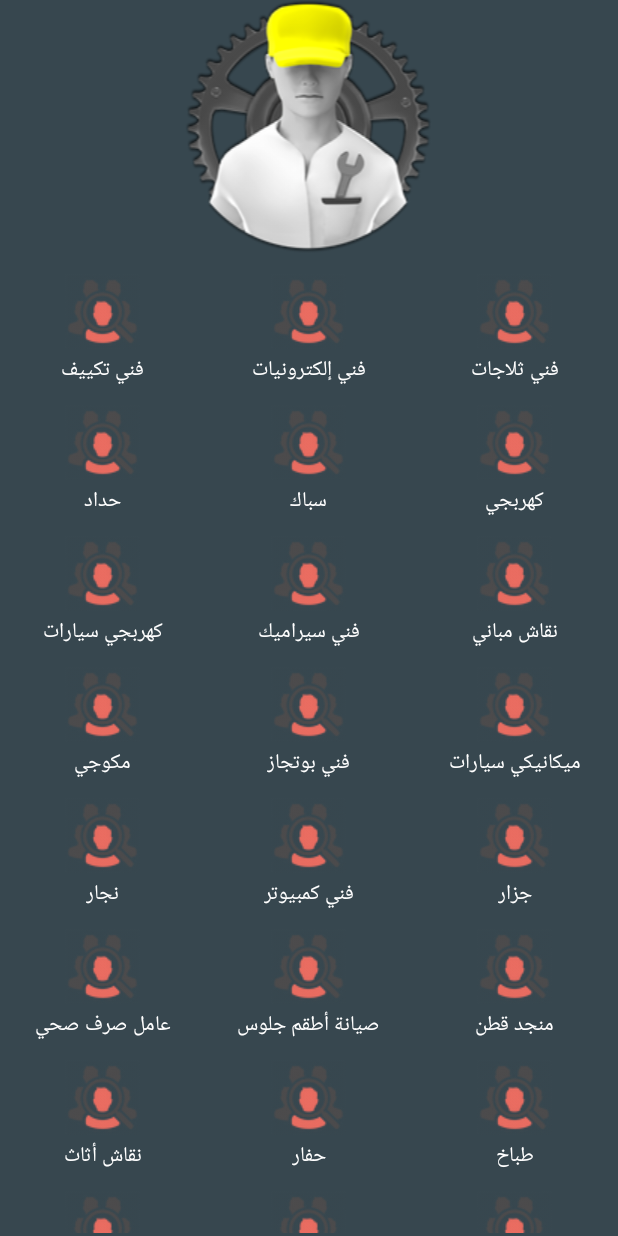
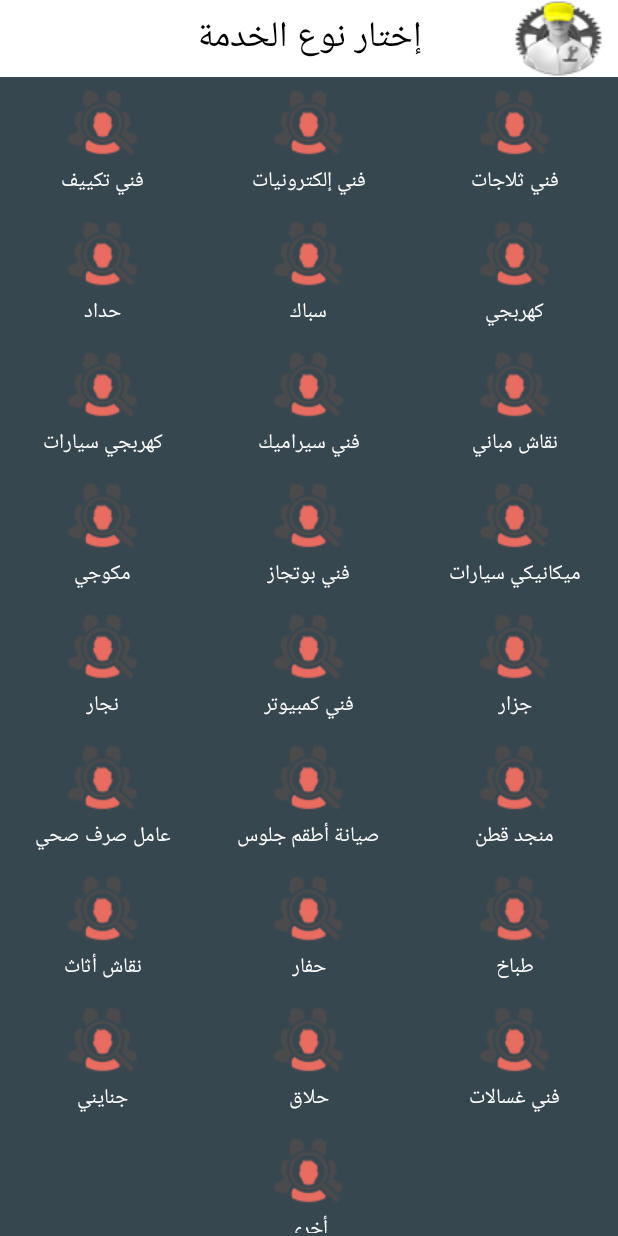
Before and after one commit to mtawfig/SammamApp, an Android app: the MainActivity screen opened directly, with no data from a screen before it, on a phone screen of 412 x 824 dp. Run offline under Robolectric (Android 15) with nearby library versions, the phone set to English and light mode, and no system bars.

Commit message:
Designed header bar on pages and adding custom listview

```diff
--- a/app/src/main/AndroidManifest.xml
+++ b/app/src/main/AndroidManifest.xml
@@ -24,10 +24,7 @@
                 <category android:name="android.intent.category.LAUNCHER" />
             </intent-filter>
         </activity>
-        <activity android:name=".LocationActivity"
-            android:theme="@android:style/Theme.Black.NoTitleBar">
-
-        </activity>
+        <activity android:name=".SelectLocalityActivity"></activity>
     </application>
 
 </manifest>
--- a/app/src/main/java/apps/mtawfig/com/sammam/MainActivity.java
+++ b/app/src/main/java/apps/mtawfig/com/sammam/MainActivity.java
@@ -56,7 +56,7 @@ public class MainActivity extends Activity implements View.OnClickListener {
     @Override
     public void onClick(View v) {
 
-        final Intent intent = new Intent(this, LocationActivity.class);
+        final Intent intent = new Intent(this, SelectLocalityActivity.class);
 
         switch (v.getId())
         {
--- a/app/src/main/res/layout/activity_main.xml
+++ b/app/src/main/res/layout/activity_main.xml
@@ -6,16 +6,32 @@
     android:layoutDirection="rtl"
     android:textDirection="rtl"
     android:orientation="vertical">
-    <ImageView
+    <!--<ImageView
         android:id="@+id/imageView"
         android:layout_width="wrap_content"
         android:layout_height="wrap_content"
-        android:layout_gravity="right" />
+        android:layout_gravity="right" />-->
+    <LinearLayout
+        android:layout_width="match_parent"
+        android:layout_height="wrap_content"
+        android:orientation="horizontal"
+        android:background="@drawable/sammamheader">
+
+        <TextView
+            android:id="@+id/textViewMainTitle"
+            android:layout_width="match_parent"
+            android:layout_height="wrap_content"
+            android:text="إختار نوع الخدمة"
+            android:textSize="24dp"
+            android:textAlignment="center"
+            android:layout_gravity="center"
+            android:textColor="#000000" />
+    </LinearLayout>
+
     <LinearLayout
         android:layout_width="fill_parent"
-        android:layout_height="0dip"
+        android:layout_height="wrap_content"
         android:layout_marginBottom="2dip"
-        android:layout_weight="8"
         android:orientation="vertical">
 
         <ScrollView
@@ -32,7 +48,7 @@
                 android:gravity="center_horizontal"
                 android:orientation="vertical">
 
-                <LinearLayout
+                <!--<LinearLayout
                     android:layout_width="fill_parent"
                     android:layout_height="fill_parent"
                     android:gravity="center_horizontal"
@@ -46,7 +62,7 @@
                         android:src="@drawable/sammam" />
 
 
-                </LinearLayout>
+                </LinearLayout>-->
 
                 <!-- ROW START -->
                 <LinearLayout
@@ -1156,7 +1172,7 @@
     </LinearLayout>
 
 
-    <LinearLayout
+    <!--<LinearLayout
         android:layout_width="fill_parent"
         android:layout_height="wrap_content"
         android:gravity="center">
@@ -1165,6 +1181,6 @@
             android:layout_width="wrap_content"
             android:layout_height="wrap_content">
         </LinearLayout>
-    </LinearLayout>
+    </LinearLayout>-->
 
 </LinearLayout>
```
Also changed, not shown: app/src/main/java/apps/mtawfig/com/sammam/CustomListAdapter.java (added, +42 -0 lines), app/src/main/java/apps/mtawfig/com/sammam/LocationActivity.java (deleted, +0 -22 lines), app/src/main/java/apps/mtawfig/com/sammam/SelectLocalityActivity.java (added, +87 -0 lines), app/src/main/res/layout/activity_location.xml (deleted, +0 -15 lines), app/src/main/res/layout/activity_select_locality.xml (added, +44 -0 lines), app/src/main/res/layout/list_layout.xml (added, +45 -0 lines), app/src/main/res/drawable/listviewicon.png (added), app/src/main/res/drawable/sammamheader.png (added), 117 other files.
